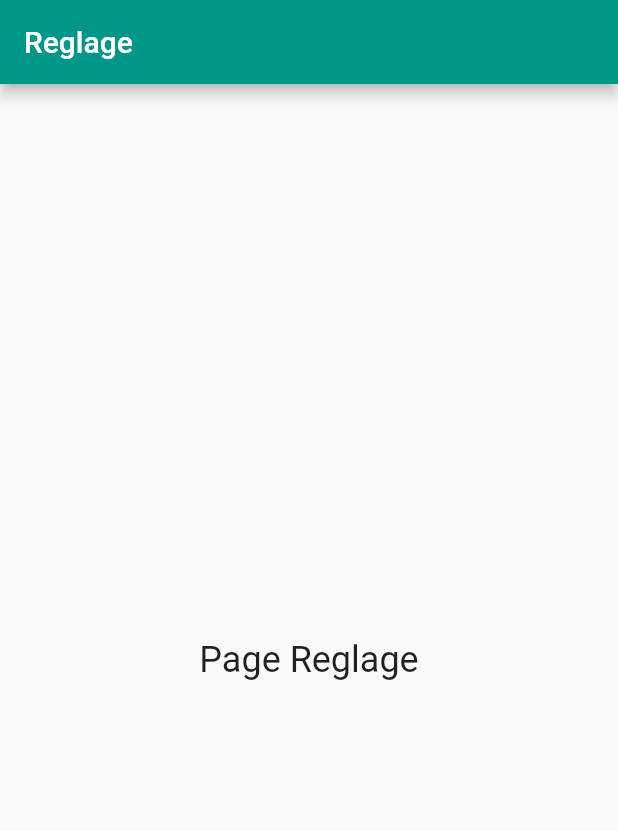
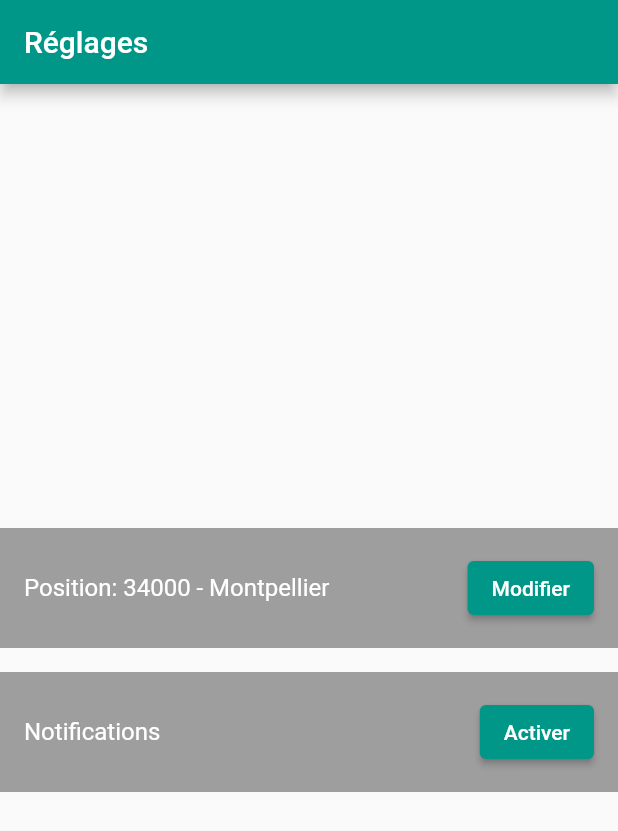
Before and after one commit to SoniaM34/BinVision, a Flutter app: the Setting screen opened directly, on a phone screen of 412 x 824 dp. Shown: the top 831 px of the screen. Run offline on Flutter 3.47's test engine with Material 2 defaults, Android fonts, the phone set to English and light mode, and no system bars; Roboto replaces fonts that are missing (arial).

Commit message:
ajout des 2 bandeaux de la page setting

```diff
--- a/lib/screens/setting.dart
+++ b/lib/screens/setting.dart
@@ -1,17 +1,86 @@
 import 'package:flutter/material.dart';
 
-class Setting extends StatelessWidget {
+class Setting extends StatefulWidget {
+  @override
+  _SettingState createState() => _SettingState();
+}
+
+class _SettingState extends State<Setting> {
+  bool notificationsActivated = false;
+
+  void toggleNotifications() {
+    setState(() {
+      notificationsActivated = !notificationsActivated;
+    });
+  }
+
   @override
   Widget build(BuildContext context) {
     return Scaffold(
       appBar: AppBar(
-        title: Text("Reglage"),
+        title: Text("Réglages"),
         backgroundColor: Colors.teal,
       ),
-      body: const Center(
-        child: Text(
-          "Page Reglage",
-          style: TextStyle(fontSize: 24.0),
+      body: Center(
+        child: Column(
+          mainAxisAlignment: MainAxisAlignment.center,
+          children: <Widget>[
+            Container(
+              color: Colors.grey,
+              width: double.infinity,
+              padding: EdgeInsets.all(16.0),
+              child: Row(
+                mainAxisAlignment: MainAxisAlignment.spaceBetween,
+                children: <Widget>[
+                  Text(
+                    "Position: 34000 - Montpellier",
+                    style: TextStyle(
+                      color: Colors.white, // Couleur du texte
+                      fontSize: 16.0, // Taille de la police
+                      fontFamily: 'arial', // Remplacez par le nom de la police
+                    ),
+                  ),
+                  ElevatedButton(
+                    onPressed: () {
+                      // Code pour gérer l'action de modification
+                    },
+                    style: ButtonStyle(
+                      backgroundColor: MaterialStateProperty.all(Colors.teal), // Couleur de fond du bouton
+                    ),
+                    child: Text("Modifier"),
+                  ),
+                ],
+              ),
+            ),
+            SizedBox(height: 16.0), // Ajout de la marge entre les deux bandeaux
+            Container(
+              color: Colors.grey,
+              width: double.infinity,
+              padding: EdgeInsets.all(16.0),
+              child: Row(
+                mainAxisAlignment: MainAxisAlignment.spaceBetween,
+                children: <Widget>[
+                  Text(
+                    "Notifications",
+                    style: TextStyle(
+                      color: Colors.white, // Couleur du texte
+                      fontSize: 16.0, // Taille de la police
+                      fontFamily: 'arial', // Remplacez par le nom de la police
+                    ),
+                  ),
+                  ElevatedButton(
+                    onPressed: () {
+                      toggleNotifications(); // Appelle la fonction pour activer/désactiver les notifications
+                    },
+                    style: ButtonStyle(
+                      backgroundColor: MaterialStateProperty.all(Colors.teal), // Couleur de fond du bouton
+                    ),
+                    child: Text(notificationsActivated ? "Désactiver" : "Activer"),
+                  ),
+                ],
+              ),
+            ),
+          ],
         ),
       ),
     );
```
